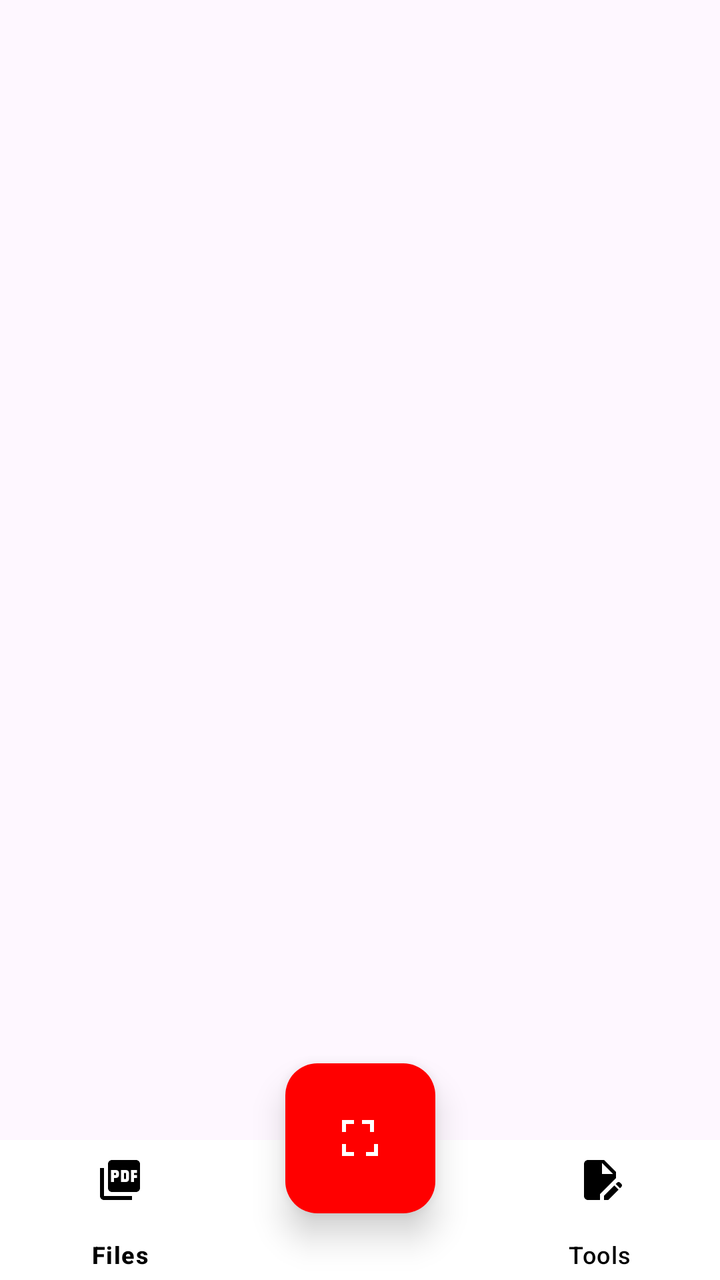
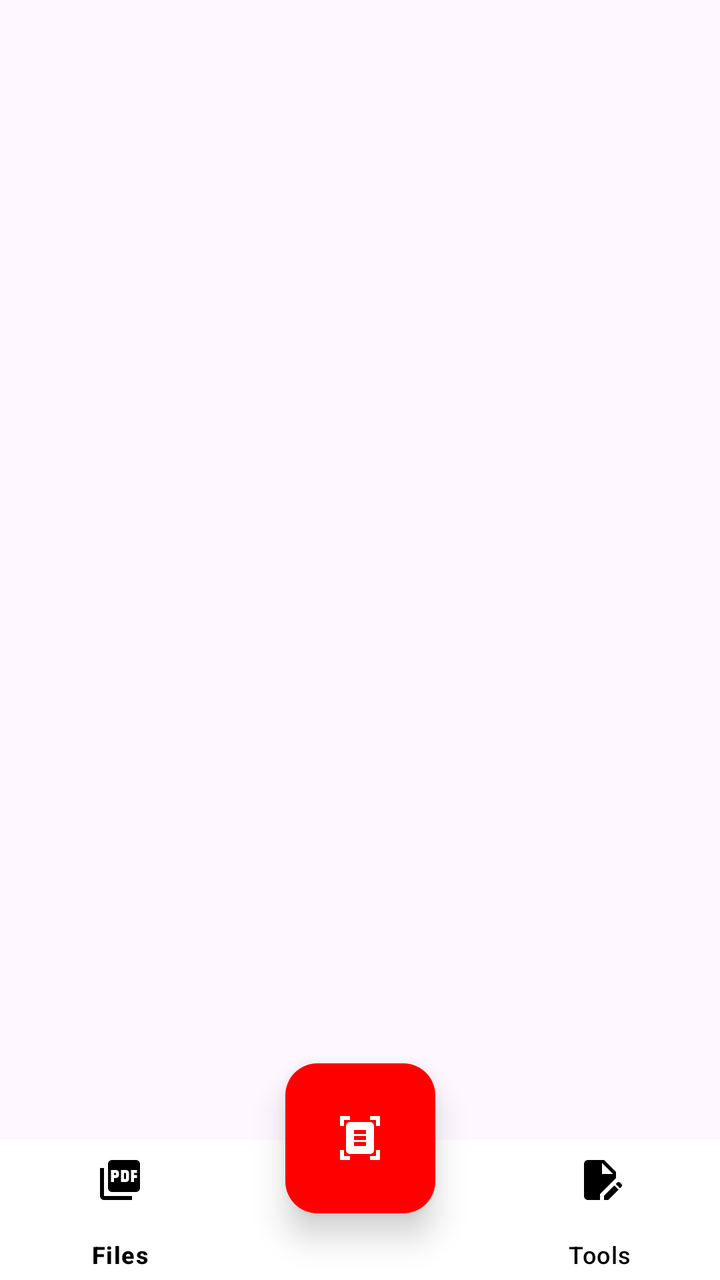

Screens rendered from an Android XML layout before and after an edit, with the pre-edit source and the edit as a unified diff.
<!-- AndroidManifest.xml: application theme Theme.FastPDFScanner -->
<!-- res/layout/activity_dashboard.xml -->
<?xml version="1.0" encoding="utf-8"?>
<androidx.constraintlayout.widget.ConstraintLayout xmlns:android="http://schemas.android.com/apk/res/android"
    xmlns:app="http://schemas.android.com/apk/res-auto"
    xmlns:tools="http://schemas.android.com/tools"
    android:layout_width="match_parent"
    android:layout_height="match_parent"
    tools:context=".ui.dashboardAcivity.DashboardActivity">

    
    <FrameLayout
        android:id="@+id/flFragment"
        android:layout_width="0dp"
        android:layout_height="0dp"
        app:layout_constraintTop_toTopOf="parent"
        app:layout_constraintBottom_toTopOf="@id/bottomNavigationView"
        app:layout_constraintStart_toStartOf="parent"
        app:layout_constraintEnd_toEndOf="parent" />

    
    <com.google.android.material.bottomnavigation.BottomNavigationView
        android:id="@+id/bottomNavigationView"
        android:layout_width="0dp"
        android:layout_height="70dp"
        android:background="@android:color/white"
        app:itemIconTint="@color/black"
        app:itemTextColor="@color/black"
        app:labelVisibilityMode="labeled"
        app:itemHorizontalTranslationEnabled="false"
        app:itemPaddingTop="8dp"
        app:itemPaddingBottom="8dp"
        app:menu="@menu/bottom_nav_menu"
        app:layout_constraintBottom_toBottomOf="parent"
        app:layout_constraintStart_toStartOf="parent"
        app:layout_constraintEnd_toEndOf="parent"/>

    <com.google.android.material.floatingactionbutton.FloatingActionButton
        android:id="@+id/scanFab"
        android:layout_width="wrap_content"
        android:layout_height="wrap_content"
        app:fabCustomSize="75dp"
        android:src="@drawable/ic_scan"
        android:scaleType="centerInside"
        android:padding="16dp"
        app:tint="@android:color/white"
        app:backgroundTint="#FF0000"
        app:elevation="10dp"
        app:layout_constraintBottom_toTopOf="@id/bottomNavigationView"
        app:layout_constraintStart_toStartOf="parent"
        app:layout_constraintEnd_toEndOf="parent"
        android:layout_marginBottom="-37dp"/>

</androidx.constraintlayout.widget.ConstraintLayout>
<!-- resources referenced by this layout -->
<resources>
  <color name="black">#FF000000</color>
  <!-- drawable ic_scan (drawable) -->
  <vector xmlns:android="http://schemas.android.com/apk/res/android"
      android:width="24dp"
      android:height="24dp"
      android:viewportWidth="24"
      android:viewportHeight="24"
      android:tint="#FFFFFF">
  
      <path
          android:fillColor="@android:color/white"
          android:pathData="M3,3h6v2H5v4H3V3zm16,0v6h-2V5h-4V3h6zM3,15h2v4h4v2H3v-6zm16,0h2v6h-6v-2h4v-4z"/>
  
  </vector>
  <style name="Theme.FastPDFScanner" parent="Base.Theme.FastPDFScanner" />
  <style name="Base.Theme.FastPDFScanner" parent="Theme.Material3.DayNight.NoActionBar">
          
          
          <item name="android:statusBarColor">@color/white</item>
          <item name="android:windowLightStatusBar">true</item>
      </style>
  <color name="white">#FFFFFFFF</color>
</resources>

<!-- the commit's change to res/layout/activity_dashboard.xml (unified diff, before → after) -->
@@ -6,7 +6,6 @@
     android:layout_height="match_parent"
     tools:context=".ui.dashboardAcivity.DashboardActivity">
 
-    
     <FrameLayout
         android:id="@+id/flFragment"
         android:layout_width="0dp"
@@ -16,7 +15,6 @@
         app:layout_constraintStart_toStartOf="parent"
         app:layout_constraintEnd_toEndOf="parent" />
 
-    
     <com.google.android.material.bottomnavigation.BottomNavigationView
         android:id="@+id/bottomNavigationView"
         android:layout_width="0dp"
@@ -38,7 +36,7 @@
         android:layout_width="wrap_content"
         android:layout_height="wrap_content"
         app:fabCustomSize="75dp"
-        android:src="@drawable/ic_scan"
+        android:src="@drawable/ic_scanner"
         android:scaleType="centerInside"
         android:padding="16dp"
         app:tint="@android:color/white"
<!-- resource entries referenced after the edit -->
@@ -1,18 +1,11 @@
 <!-- resources referenced by this layout -->
 <resources>
   <color name="black">#FF000000</color>
-  <!-- drawable ic_scan (drawable) -->
-  <vector xmlns:android="http://schemas.android.com/apk/res/android"
-      android:width="24dp"
-      android:height="24dp"
-      android:viewportWidth="24"
-      android:viewportHeight="24"
-      android:tint="#FFFFFF">
-  
-      <path
-          android:fillColor="@android:color/white"
-          android:pathData="M3,3h6v2H5v4H3V3zm16,0v6h-2V5h-4V3h6zM3,15h2v4h4v2H3v-6zm16,0h2v6h-6v-2h4v-4z"/>
-  
+  <!-- drawable ic_scanner (drawable) -->
+  <vector xmlns:android="http://schemas.android.com/apk/res/android" android:height="24dp" android:tint="#FFFFFF" android:viewportHeight="24" android:viewportWidth="24" android:width="24dp">
+        
+      <path android:fillColor="@android:color/white" android:pathData="M7,3H4v3H2V1h5V3zM22,6V1h-5v2h3v3H22zM7,21H4v-3H2v5h5V21zM20,18v3h-3v2h5v-5H20zM19,18c0,1.1 -0.9,2 -2,2H7c-1.1,0 -2,-0.9 -2,-2V6c0,-1.1 0.9,-2 2,-2h10c1.1,0 2,0.9 2,2V18zM15,8H9v2h6V8zM15,11H9v2h6V11zM15,14H9v2h6V14z"/>
+      
   </vector>
   <style name="Theme.FastPDFScanner" parent="Base.Theme.FastPDFScanner" />
   <style name="Base.Theme.FastPDFScanner" parent="Theme.Material3.DayNight.NoActionBar">
